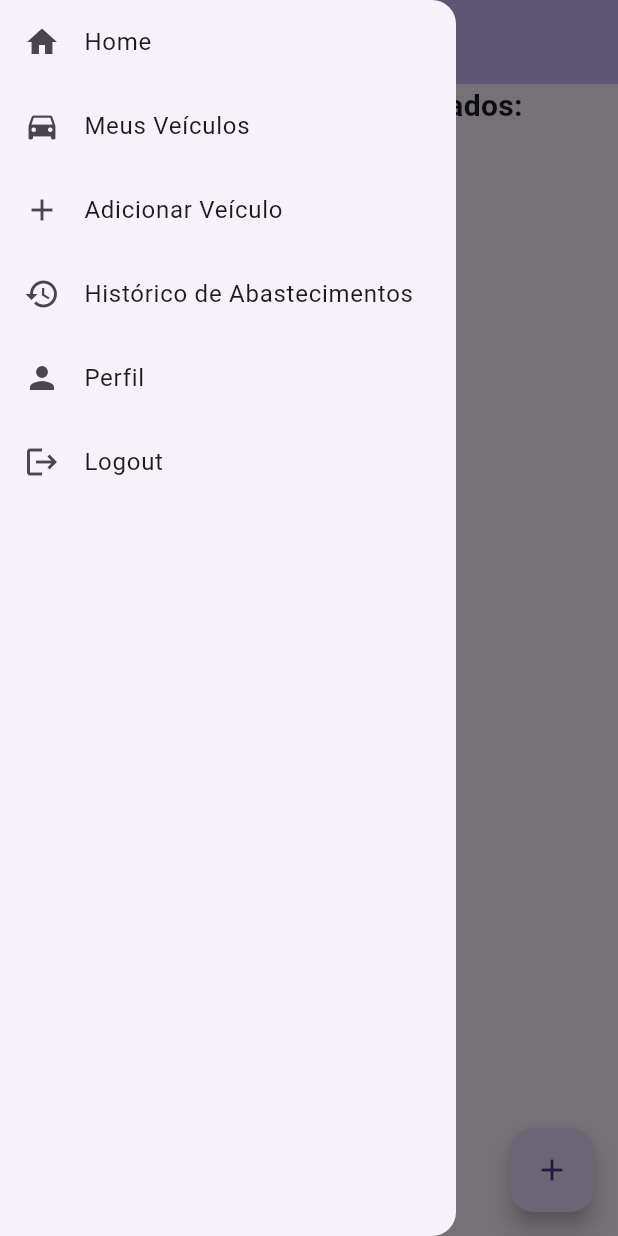
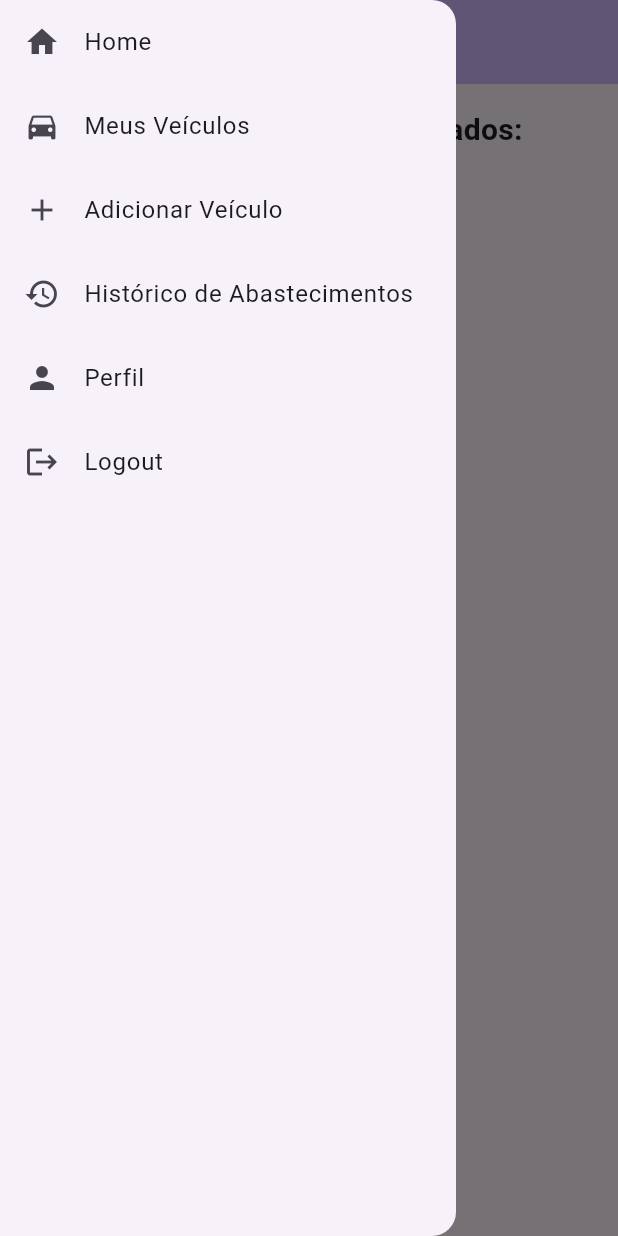
Before and after one commit to Lucas-RDV/FlutterFirebase, a Flutter app: the HomeScreen screen opened directly, with the side drawer open, on a phone screen of 412 x 824 dp. Run offline on Flutter 3.47's test engine with Material 3 defaults, Android fonts, the phone set to English and light mode, and no system bars; our stand-ins replace cloud_firestore, firebase_auth, firebase_core; accounts and stored records are empty.

Commit message:
cadastrar veiculo

```diff
--- a/lib/home.dart
+++ b/lib/home.dart
@@ -2,6 +2,7 @@ import 'package:firebase_projeto/dao.dart';
 import 'package:firebase_projeto/login.dart';
 import 'package:firebase_projeto/model/veiculo.dart';
 import 'package:firebase_projeto/perfilScreen.dart';
+import 'package:firebase_projeto/cadastroVeiculo.dart';
 import 'package:flutter/material.dart';
 import 'package:firebase_auth/firebase_auth.dart';
 
@@ -31,7 +32,6 @@ class HomeScreen extends StatefulWidget {
 }
 
 class _HomeScreenState extends State<HomeScreen> {
-  // Função para realizar o logout
   Future<void> _logout() async {
     try {
       await FirebaseAuth.instance.signOut();
@@ -54,37 +54,35 @@ class _HomeScreenState extends State<HomeScreen> {
       drawer: Drawer(
         child: ListView(
           children: [
-            // Removido o DrawerHeader com o nome e imagem do usuário
-
             ListTile(
               leading: const Icon(Icons.home),
               title: const Text("Home"),
               onTap: () => Navigator.pushReplacement(
                 context,
                 MaterialPageRoute(
-                    builder: (context) =>
-                        const HomeScreen(title: 'Meus Veículos')),
+                    builder: (context) => const HomeScreen(title: 'Meus Veículos')),
               ),
             ),
             ListTile(
               leading: const Icon(Icons.directions_car),
               title: const Text("Meus Veículos"),
               onTap: () {
-                // Ação de Navegação para a tela de veículos
+                // Ação para a tela de veículos
               },
             ),
             ListTile(
               leading: const Icon(Icons.add),
               title: const Text("Adicionar Veículo"),
-              onTap: () {
-                // Ação de Navegação para adicionar novo veículo
-              },
+              onTap: () => Navigator.push(
+                context,
+                MaterialPageRoute(builder: (context) => CadastroVeiculo()),
+              ),
             ),
             ListTile(
               leading: const Icon(Icons.history),
               title: const Text("Histórico de Abastecimentos"),
               onTap: () {
-                // Ação de Navegação para o histórico de abastecimentos
+                // Redireciona para histórico de abastecimentos
               },
             ),
             ListTile(
@@ -95,33 +93,34 @@ class _HomeScreenState extends State<HomeScreen> {
                 MaterialPageRoute(builder: (context) => const PerfilScreen()),
               ),
             ),
-            // Alterado para o botão de Logout
             ListTile(
               leading: const Icon(Icons.logout),
               title: const Text("Logout"),
-              onTap: _logout, // Chama a função de logout
+              onTap: _logout,
             ),
           ],
         ),
       ),
-      body: Center(
-        child: Column(
-          mainAxisAlignment: MainAxisAlignment.center,
+      body: Column(
+        mainAxisAlignment: MainAxisAlignment.start,
         children: <Widget>[
-            const Text(
+          const Padding(
+            padding: EdgeInsets.all(16.0),
+            child: Text(
               'Lista de Veículos Cadastrados:',
               style: TextStyle(fontSize: 20, fontWeight: FontWeight.bold),
+            ),
           ),
           Expanded(
             child: StreamBuilder<List<Veiculo>>(
               stream: DaoFirestore.getVeiculos(),
               builder: (context, snapshot) {
                 if (snapshot.connectionState == ConnectionState.waiting) {
-                    return const CircularProgressIndicator();
+                  return const Center(child: CircularProgressIndicator());
                 } else if (snapshot.hasError) {
-                    return const Text('Erro ao carregar dados');
+                  return const Center(child: Text('Erro ao carregar dados'));
                 } else if (!snapshot.hasData || snapshot.data!.isEmpty) {
-                    return const Text('Nenhum veículo encontrado');
+                  return const Center(child: Text('Nenhum veículo encontrado'));
                 } else {
                   final veiculos = snapshot.data!;
                   return ListView.builder(
@@ -129,9 +128,8 @@ class _HomeScreenState extends State<HomeScreen> {
                     itemBuilder: (context, index) {
                       final veiculo = veiculos[index];
                       return ListTile(
-                          title: Text(veiculo.nome),
-                          subtitle: Text(
-                              'Modelo: ${veiculo.modelo} | Ano: ${veiculo.ano}'),
+                        title: Text('Placa: ${veiculo.placa}'),
+                        subtitle: Text('Modelo: ${veiculo.modelo}'),
                       );
                     },
                   );
@@ -141,14 +139,6 @@ class _HomeScreenState extends State<HomeScreen> {
           ),
         ],
       ),
-      ),
-      floatingActionButton: FloatingActionButton(
-        onPressed: () {
-          // Ação para adicionar um novo veículo
-        },
-        tooltip: 'Adicionar Veículo',
-        child: const Icon(Icons.add),
-      ),
     );
   }
 }
--- a/lib/login.dart
+++ b/lib/login.dart
@@ -35,10 +35,8 @@ class _LoginScreenState extends State<LoginScreen> {
     final email = _emailController.text;
     final password = _passwordController.text;
 
-    // Chama o método de login e recebe a mensagem de resultado
     String message = await auth.signInWithEmailPassword(email, password);
 
-    // Exibe um Snackbar com a mensagem de resultado
     ScaffoldMessenger.of(context).showSnackBar(
       SnackBar(content: Text(message)),
     );
--- a/lib/model/veiculo.dart
+++ b/lib/model/veiculo.dart
@@ -1,31 +1,31 @@
 class Veiculo {
-  String nome;
-  String modelo;
-  String ano;
-  String placa;
+  final String placa;
+  final String modelo;
+  final String userId;
+  final List<String> abastecimentos;
 
   Veiculo({
-    required this.nome,
+    required this.placa,
     required this.modelo,
-    required this.ano,
-    required this.placa,
+    required this.userId,
+    required this.abastecimentos,
   });
 
   Map<String, dynamic> toMap() {
     return {
-      'nome': nome,
+      'placa': placa,
       'modelo': modelo,
-      'ano': ano,
-      'placa': placa,
+      'userId': userId,
+      'abastecimentos': abastecimentos,
     };
   }
 
   factory Veiculo.fromMap(Map<String, dynamic> map) {
     return Veiculo(
-      nome: map['nome'] ?? '',
+      placa: map['placa'] ?? '',
       modelo: map['modelo'] ?? '',
-      ano: map['ano'] ?? '',
-      placa: map['placa'] ?? '',
+      userId: map['userId'] ?? '',
+      abastecimentos: List<String>.from(map['abastecimentos'] ?? []),
     );
   }
 }
```
Also changed, not shown: lib/cadastroVeiculo.dart (added, +97 -0 lines), lib/dao.dart (+34 -25 lines). Lines whose indentation alone changed are shown as unchanged.
